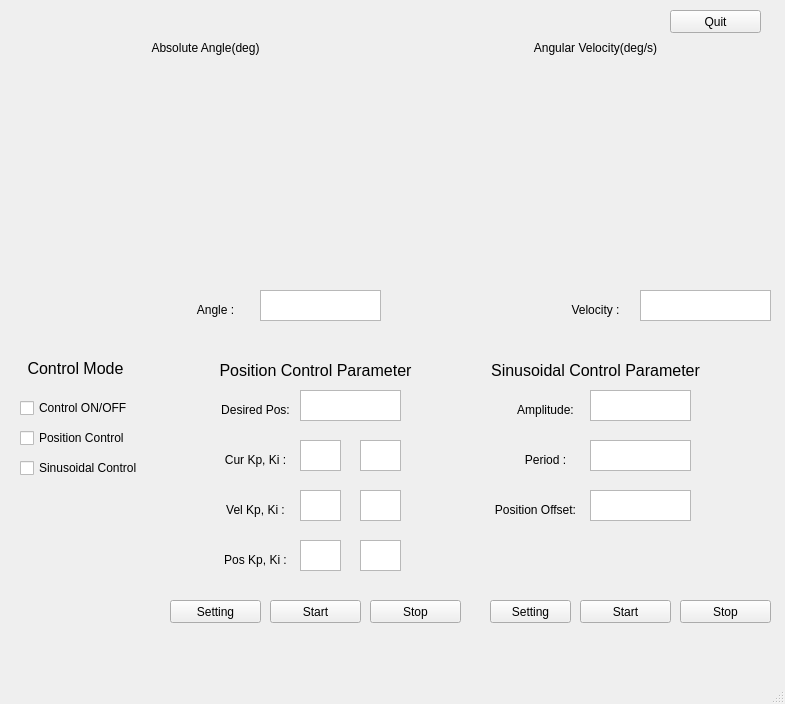
Before: the Qt Designer form UI/motor.ui in JHyoonirl/equipment_source, drawn with Qt 5.
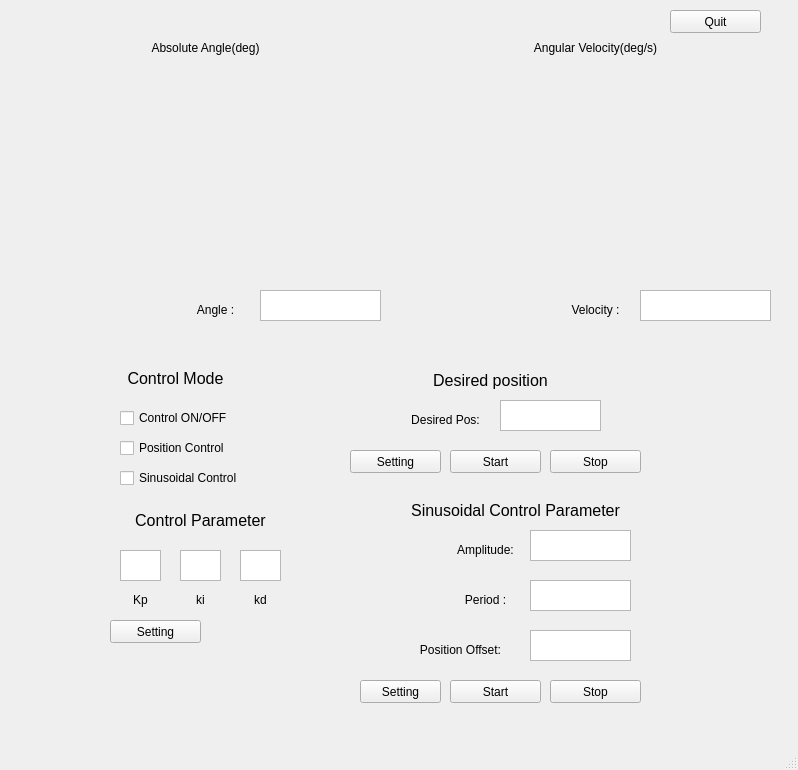
After: the same form once the commit is applied. Custom widgets are drawn as their Qt base class.

Commit message: all clear with window

Diff of the .ui file:
```diff
--- a/UI/motor.ui
+++ b/UI/motor.ui
@@ -6,8 +6,8 @@
    <rect>
     <x>0</x>
     <y>0</y>
-    <width>785</width>
-    <height>704</height>
+    <width>798</width>
+    <height>770</height>
    </rect>
   </property>
   <property name="windowTitle">
@@ -121,9 +121,9 @@
    <widget class="QCheckBox" name="position_control_check">
     <property name="geometry">
      <rect>
-      <x>20</x>
-      <y>430</y>
-      <width>111</width>
+      <x>120</x>
+      <y>440</y>
+      <width>131</width>
       <height>16</height>
      </rect>
     </property>
@@ -142,8 +142,8 @@
    <widget class="QLabel" name="control_mode_label">
     <property name="geometry">
      <rect>
-      <x>20</x>
-      <y>360</y>
+      <x>120</x>
+      <y>370</y>
       <width>111</width>
       <height>16</height>
      </rect>
@@ -163,9 +163,9 @@
    <widget class="QCheckBox" name="Control_on_off_check">
     <property name="geometry">
      <rect>
-      <x>20</x>
-      <y>400</y>
-      <width>111</width>
+      <x>120</x>
+      <y>410</y>
+      <width>131</width>
       <height>16</height>
      </rect>
     </property>
@@ -176,9 +176,9 @@
    <widget class="QCheckBox" name="sinusoidal_control_check">
     <property name="geometry">
      <rect>
-      <x>20</x>
-      <y>460</y>
-      <width>131</width>
+      <x>120</x>
+      <y>470</y>
+      <width>151</width>
       <height>16</height>
      </rect>
     </property>
@@ -189,9 +189,9 @@
    <widget class="QLabel" name="position_control_parameter_label">
     <property name="geometry">
      <rect>
-      <x>210</x>
-      <y>360</y>
-      <width>211</width>
+      <x>120</x>
+      <y>510</y>
+      <width>161</width>
       <height>20</height>
      </rect>
     </property>
@@ -201,7 +201,7 @@
      </font>
     </property>
     <property name="text">
-     <string>Position Control Parameter</string>
+     <string>Control Parameter</string>
     </property>
     <property name="alignment">
      <set>Qt::AlignCenter</set>
@@ -210,70 +210,8 @@
    <widget class="QTextEdit" name="pos_kp">
     <property name="geometry">
      <rect>
-      <x>300</x>
-      <y>540</y>
-      <width>41</width>
-      <height>31</height>
-     </rect>
-    </property>
-   </widget>
-   <widget class="QLabel" name="pos_label_4">
-    <property name="geometry">
-     <rect>
-      <x>220</x>
+      <x>240</x>
       <y>550</y>
-      <width>71</width>
-      <height>20</height>
-     </rect>
-    </property>
-    <property name="text">
-     <string>Pos Kp, Ki :</string>
-    </property>
-    <property name="alignment">
-     <set>Qt::AlignCenter</set>
-    </property>
-   </widget>
-   <widget class="QLabel" name="pos_label_6">
-    <property name="geometry">
-     <rect>
-      <x>220</x>
-      <y>500</y>
-      <width>71</width>
-      <height>20</height>
-     </rect>
-    </property>
-    <property name="text">
-     <string>Vel Kp, Ki :</string>
-    </property>
-    <property name="alignment">
-     <set>Qt::AlignCenter</set>
-    </property>
-   </widget>
-   <widget class="QTextEdit" name="pos_ki">
-    <property name="geometry">
-     <rect>
-      <x>360</x>
-      <y>540</y>
-      <width>41</width>
-      <height>31</height>
-     </rect>
-    </property>
-   </widget>
-   <widget class="QTextEdit" name="vel_ki">
-    <property name="geometry">
-     <rect>
-      <x>360</x>
-      <y>490</y>
-      <width>41</width>
-      <height>31</height>
-     </rect>
-    </property>
-   </widget>
-   <widget class="QTextEdit" name="vel_kp">
-    <property name="geometry">
-     <rect>
-      <x>300</x>
-      <y>490</y>
       <width>41</width>
       <height>31</height>
      </rect>
@@ -282,9 +220,9 @@
    <widget class="QLabel" name="pos_label_5">
     <property name="geometry">
      <rect>
-      <x>220</x>
-      <y>400</y>
-      <width>71</width>
+      <x>400</x>
+      <y>410</y>
+      <width>91</width>
       <height>20</height>
      </rect>
     </property>
@@ -298,8 +236,8 @@
    <widget class="QTextEdit" name="desired_pos">
     <property name="geometry">
      <rect>
-      <x>300</x>
-      <y>390</y>
+      <x>500</x>
+      <y>400</y>
       <width>101</width>
       <height>31</height>
      </rect>
@@ -308,8 +246,8 @@
    <widget class="QTextEdit" name="amplitude">
     <property name="geometry">
      <rect>
-      <x>590</x>
-      <y>390</y>
+      <x>530</x>
+      <y>530</y>
       <width>101</width>
       <height>31</height>
      </rect>
@@ -318,8 +256,8 @@
    <widget class="QLabel" name="pos_label_7">
     <property name="geometry">
      <rect>
-      <x>510</x>
-      <y>450</y>
+      <x>450</x>
+      <y>590</y>
       <width>71</width>
       <height>20</height>
      </rect>
@@ -334,9 +272,9 @@
    <widget class="QLabel" name="label_3">
     <property name="geometry">
      <rect>
-      <x>490</x>
-      <y>360</y>
-      <width>211</width>
+      <x>390</x>
+      <y>500</y>
+      <width>251</width>
       <height>20</height>
      </rect>
     </property>
@@ -355,8 +293,8 @@
    <widget class="QTextEdit" name="pos_offset">
     <property name="geometry">
      <rect>
-      <x>590</x>
-      <y>490</y>
+      <x>530</x>
+      <y>630</y>
       <width>101</width>
       <height>31</height>
      </rect>
@@ -365,8 +303,8 @@
    <widget class="QTextEdit" name="period">
     <property name="geometry">
      <rect>
-      <x>590</x>
-      <y>440</y>
+      <x>530</x>
+      <y>580</y>
       <width>101</width>
       <height>31</height>
      </rect>
@@ -375,9 +313,9 @@
    <widget class="QLabel" name="pos_label_8">
     <property name="geometry">
      <rect>
-      <x>490</x>
-      <y>500</y>
-      <width>91</width>
+      <x>400</x>
+      <y>640</y>
+      <width>121</width>
       <height>20</height>
      </rect>
     </property>
@@ -391,8 +329,8 @@
    <widget class="QLabel" name="pos_label_9">
     <property name="geometry">
      <rect>
-      <x>510</x>
-      <y>400</y>
+      <x>450</x>
+      <y>540</y>
       <width>71</width>
       <height>20</height>
      </rect>
@@ -404,11 +342,11 @@
      <set>Qt::AlignCenter</set>
     </property>
    </widget>
-   <widget class="QPushButton" name="pos_setting_btn">
+   <widget class="QPushButton" name="parameter_setting_btn">
     <property name="geometry">
      <rect>
-      <x>170</x>
-      <y>600</y>
+      <x>110</x>
+      <y>620</y>
       <width>91</width>
       <height>23</height>
      </rect>
@@ -420,8 +358,8 @@
    <widget class="QPushButton" name="sinusoidal_setting_btn">
     <property name="geometry">
      <rect>
-      <x>490</x>
-      <y>600</y>
+      <x>360</x>
+      <y>680</y>
       <width>81</width>
       <height>23</height>
      </rect>
@@ -433,8 +371,8 @@
    <widget class="QPushButton" name="pos_start_btn">
     <property name="geometry">
      <rect>
-      <x>270</x>
-      <y>600</y>
+      <x>450</x>
+      <y>450</y>
       <width>91</width>
       <height>23</height>
      </rect>
@@ -446,8 +384,8 @@
    <widget class="QPushButton" name="sinusoidal_start_btn">
     <property name="geometry">
      <rect>
-      <x>580</x>
-      <y>600</y>
+      <x>450</x>
+      <y>680</y>
       <width>91</width>
       <height>23</height>
      </rect>
@@ -459,8 +397,8 @@
    <widget class="QPushButton" name="pos_stop_btn">
     <property name="geometry">
      <rect>
-      <x>370</x>
-      <y>600</y>
+      <x>550</x>
+      <y>450</y>
       <width>91</width>
       <height>23</height>
      </rect>
@@ -472,8 +410,8 @@
    <widget class="QPushButton" name="sinusoidal_stop_btn">
     <property name="geometry">
      <rect>
-      <x>680</x>
-      <y>600</y>
+      <x>550</x>
+      <y>680</y>
       <width>91</width>
       <height>23</height>
      </rect>
@@ -485,8 +423,8 @@
    <widget class="QTextEdit" name="cur_kp">
     <property name="geometry">
      <rect>
-      <x>300</x>
-      <y>440</y>
+      <x>120</x>
+      <y>550</y>
       <width>41</width>
       <height>31</height>
      </rect>
@@ -495,29 +433,13 @@
    <widget class="QTextEdit" name="cur_ki">
     <property name="geometry">
      <rect>
-      <x>360</x>
-      <y>440</y>
+      <x>180</x>
+      <y>550</y>
       <width>41</width>
       <height>31</height>
      </rect>
     </property>
    </widget>
-   <widget class="QLabel" name="pos_label_10">
-    <property name="geometry">
-     <rect>
-      <x>220</x>
-      <y>450</y>
-      <width>71</width>
-      <height>20</height>
-     </rect>
-    </property>
-    <property name="text">
-     <string>Cur Kp, Ki :</string>
-    </property>
-    <property name="alignment">
-     <set>Qt::AlignCenter</set>
-    </property>
-   </widget>
    <widget class="QPushButton" name="system_quit_btn">
     <property name="geometry">
      <rect>
@@ -531,6 +453,88 @@
      <string>Quit</string>
     </property>
    </widget>
+   <widget class="QLabel" name="pos_label_6">
+    <property name="geometry">
+     <rect>
+      <x>120</x>
+      <y>590</y>
+      <width>41</width>
+      <height>20</height>
+     </rect>
+    </property>
+    <property name="text">
+     <string>Kp</string>
+    </property>
+    <property name="alignment">
+     <set>Qt::AlignCenter</set>
+    </property>
+   </widget>
+   <widget class="QLabel" name="pos_label_10">
+    <property name="geometry">
+     <rect>
+      <x>180</x>
+      <y>590</y>
+      <width>41</width>
+      <height>20</height>
+     </rect>
+    </property>
+    <property name="text">
+     <string>ki</string>
+    </property>
+    <property name="alignment">
+     <set>Qt::AlignCenter</set>
+    </property>
+   </widget>
+   <widget class="QLabel" name="pos_label_11">
+    <property name="geometry">
+     <rect>
+      <x>240</x>
+      <y>590</y>
+      <width>41</width>
+      <height>20</height>
+     </rect>
+    </property>
+    <property name="text">
+     <string>kd</string>
+    </property>
+    <property name="alignment">
+     <set>Qt::AlignCenter</set>
+    </property>
+   </widget>
+   <widget class="QLabel" name="position_control_parameter_label_2">
+    <property name="geometry">
+     <rect>
+      <x>370</x>
+      <y>370</y>
+      <width>241</width>
+      <height>20</height>
+     </rect>
+    </property>
+    <property name="font">
+     <font>
+      <pointsize>12</pointsize>
+     </font>
+    </property>
+    <property name="text">
+     <string>Desired position</string>
+    </property>
+    <property name="alignment">
+     <set>Qt::AlignCenter</set>
+    </property>
+   </widget>
+   <widget class="QPushButton" name="pos_setting_btn">
+    <property name="geometry">
+     <rect>
+      <x>350</x>
+      <y>450</y>
+      <width>91</width>
+      <height>23</height>
+     </rect>
+    </property>
+    <property name="text">
+     <string>Setting</string>
+    </property>
+   </widget>
   </widget>
   <widget class="QMenuBar" name="menubar">
    <property name="geometry">
```
Left out of the diff: 10 changed lines with no effect on the pictures. The commit also changes 6 other files.
